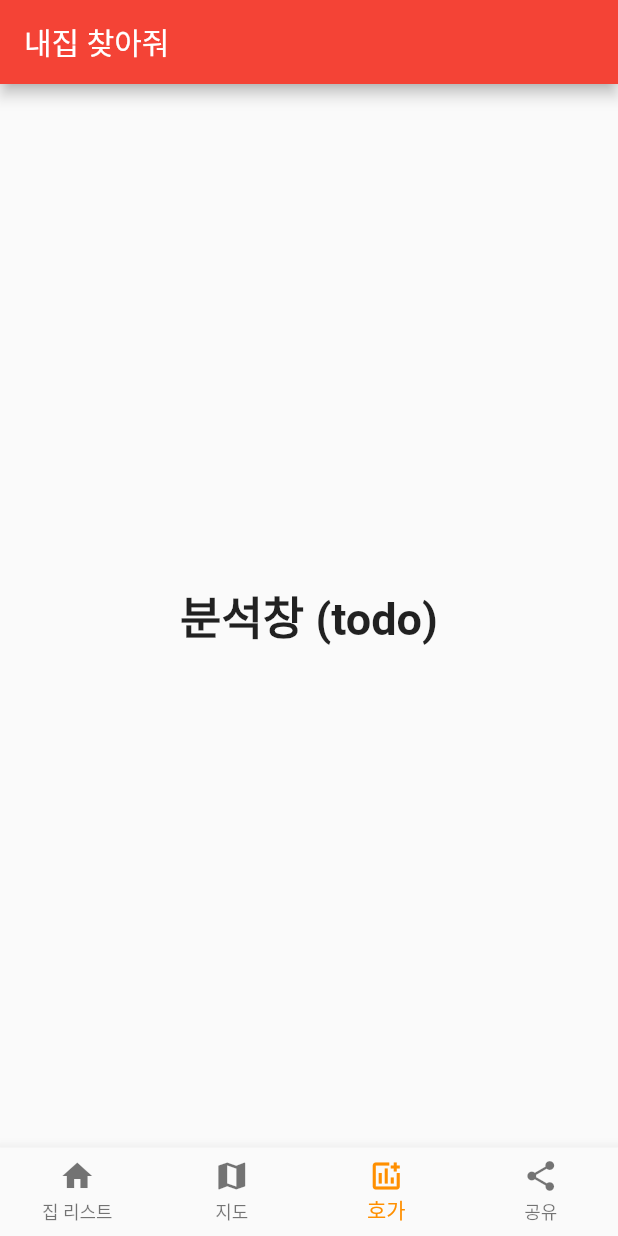
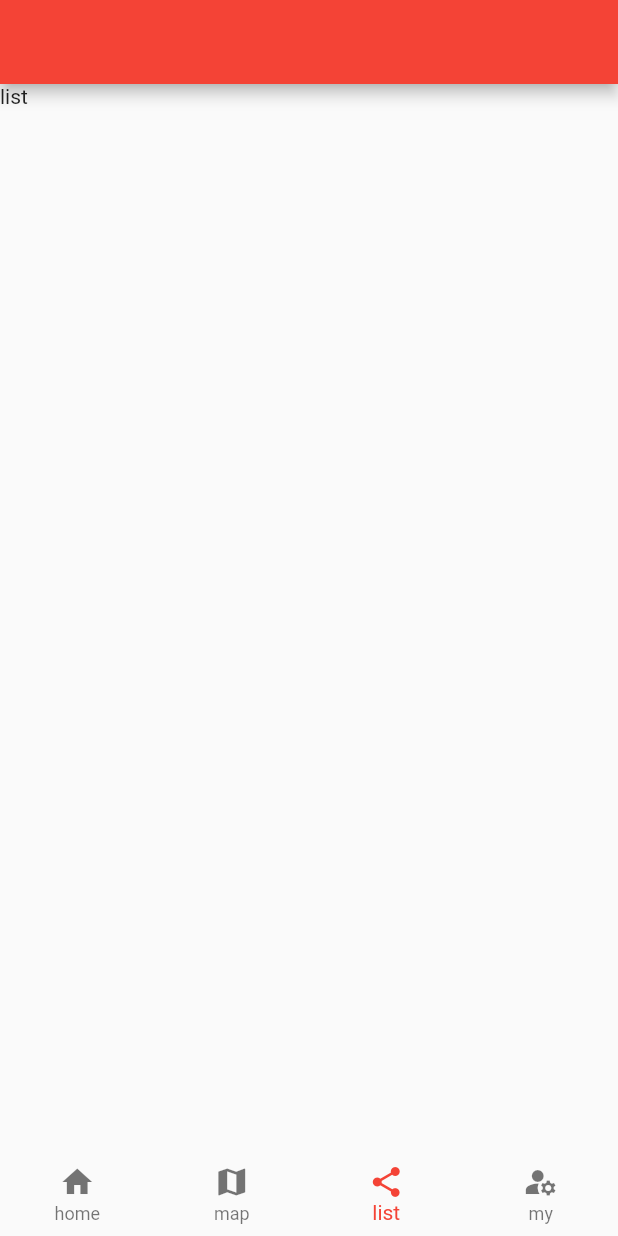
Before and after one commit to Flying-Camel/realestate, a Flutter app: the screen it shows after launch, item 3 of the bottom bar chosen, on a phone screen of 412 x 824 dp. Run offline on Flutter 3.47's test engine with Material 2 defaults, Android fonts, the phone set to English and light mode, and no system bars; our stand-ins replace fluttertoast, get; missing offline and left inert: naver_map_plugin.

Commit message:
refact: refactoring arch

```diff
--- /dev/null
+++ b/lib/binding/init.dart
@@ -0,0 +1,11 @@
+
+import 'package:get/get.dart';
+import 'package:realestate/controller/bottom_nav.dart';
+
+class InitBinding extends Bindings {
+
+  @override
+  void dependencies() {
+    Get.put(BottomNavController(), permanent: true);
+  }
+}
--- /dev/null
+++ b/lib/controller/bottom_nav.dart
@@ -0,0 +1,72 @@
+// package
+import 'dart:io';
+import 'package:fluttertoast/fluttertoast.dart';
+import 'package:flutter/material.dart';
+import 'package:get/get.dart';
+
+// routes
+import '../routes/map.dart';
+import '../components/message.dart';
+
+enum PageName {
+  HOME,
+  MAP,
+  APTLIST,
+  MY
+}
+
+class BottomNavController extends GetxController {
+  RxInt pageIndex = 0.obs;
+  bool isHome = true;
+  DateTime? currentBackPressTime;
+
+  void _changePage(int value) {
+    pageIndex(value);
+    if (value == PageName.HOME.index) {
+      isHome = false;
+    }
+  }
+
+  void changeBottomNav(int value, {bool hasGesture = true}) {
+    var page = PageName.values[value];
+
+    // TODO: refact later
+    switch (page) {
+      case PageName.HOME:
+        isHome = true;
+        _changePage(value);
+        break;
+      case PageName.MAP:
+      case PageName.APTLIST:
+      case PageName.MY:
+        isHome = false;
+        _changePage(value);
+        break;
+    }
+  }
+
+  Future<bool> willPopAction() async {
+    if (isHome) {
+      return exitApp();
+    } else {
+      _changePage(PageName.HOME.index);
+      return false;
+    }
+  }
+
+  bool exitApp() {
+    DateTime now = DateTime.now();
+    if (currentBackPressTime == null ||
+        now.difference(currentBackPressTime!) > const Duration(seconds: 2)) {
+      currentBackPressTime = now;
+      Fluttertoast.showToast(
+          msg: "'뒤로' 버튼을 한번 더 누르시면 종료됩니다.",
+          gravity: ToastGravity.BOTTOM,
+          backgroundColor: const Color(0xff6E6E6E),
+          fontSize: 20,
+          toastLength: Toast.LENGTH_SHORT);
+      return false;
+    }
+    return true;
+  }
+}
--- a/lib/main.dart
+++ b/lib/main.dart
@@ -3,6 +3,7 @@ import 'package:flutter/material.dart';
 import 'package:get/get.dart';
 
 // routes
+import 'binding/init.dart';
 import 'routes/home.dart';
 
 void main() {
@@ -16,10 +17,11 @@ class MyApp extends StatelessWidget {
   Widget build(BuildContext context) {
     return GetMaterialApp(
       title: 'Find My House',
-      home: Home(title: 'my page'),
+      home: Home(),
       theme: ThemeData(
         primarySwatch: Colors.red,
       ),
+      initialBinding: InitBinding(),
     );
   }
 }
--- a/lib/routes/home.dart
+++ b/lib/routes/home.dart
@@ -2,75 +2,45 @@
 import 'package:flutter/material.dart';
 import 'package:get/get.dart';
 import 'package:naver_map_plugin/naver_map_plugin.dart';
+import 'package:realestate/controller/bottom_nav.dart';
 import 'package:realestate/routes/map.dart';
 
 // routes
 import 'apartment_list.dart';
 
-class Home extends StatefulWidget {
-  const Home({Key? key, required this.title}) : super(key: key);
-
-  final String title;
-
-  @override
-  State<Home> createState() => _HomeState();
-}
-
-class _HomeState extends State<Home> {
-  int _selectedIndex = 0;
-  static const TextStyle optionStyle =
-      TextStyle(fontSize: 30, fontWeight: FontWeight.bold);
-  static const List<Widget> _widgetOptions = <Widget>[
-    ApartmentList(),
-    MapView(),
-    Text(
-      '분석창 (todo)',
-      style: optionStyle,
-    ),
-    Text(
-      '공유 (todo)',
-      style: optionStyle,
-    ),
-  ];
-
-  void _onItemTapped(int index) {
-    setState(() {
-      _selectedIndex = index;
-    });
-  }
+class Home extends GetView<BottomNavController> {
+  const Home({
+    Key? key,
+  }) : super(key: key);
 
   @override
   Widget build(BuildContext context) {
-    return Scaffold(
-      appBar: AppBar(
-        title: const Text('내집 찾아줘'),
-      ),
-      body: Center(
-        child: _widgetOptions.elementAt(_selectedIndex),
-      ),
-      bottomNavigationBar: BottomNavigationBar(
-        type: BottomNavigationBarType.fixed,
-        items: const <BottomNavigationBarItem>[
-          BottomNavigationBarItem(
-            icon: Icon(Icons.home),
-            label: '집 리스트',
+    return WillPopScope(
+      onWillPop: controller.willPopAction,
+      child: Obx(
+        () => Scaffold(
+          appBar: AppBar(),
+          body: IndexedStack(
+            index: controller.pageIndex.value,
+            children: [
+              Container(child: Text('home')),
+              Container(child: Text('map')),
+              Container(child: Text('list')),
+              Container(child: Text('my')),
+            ],
           ),
-          BottomNavigationBarItem(
-            icon: Icon(Icons.map),
-            label: '지도',
-          ),
-          BottomNavigationBarItem(
-            icon: Icon(Icons.add_chart_outlined),
-            label: '호가',
-          ),
-          BottomNavigationBarItem(
-            icon: Icon(Icons.share),
-            label: '공유',
-          ),
-        ],
-        currentIndex: _selectedIndex,
-        selectedItemColor: Colors.amber[800],
-        onTap: _onItemTapped,
+          bottomNavigationBar: BottomNavigationBar(
+              type: BottomNavigationBarType.fixed,
+              currentIndex: controller.pageIndex.value,
+              onTap: controller.changeBottomNav,
+              elevation: 0,
+              items: const [
+                BottomNavigationBarItem(icon: Icon(Icons.home), label: 'home'),
+                BottomNavigationBarItem(icon: Icon(Icons.map), label: 'map'),
+                BottomNavigationBarItem(icon: Icon(Icons.share), label: 'list'),
+                BottomNavigationBarItem(icon: Icon(Icons.manage_accounts), label: 'my'),
+              ]),
+        ),
       ),
     );
   }
--- a/lib/routes/map.dart
+++ b/lib/routes/map.dart
@@ -1,8 +1,8 @@
 import 'package:flutter/material.dart';
 import 'package:naver_map_plugin/naver_map_plugin.dart';
 
-class MapView extends StatelessWidget {
-  const MapView({Key? key}) : super(key: key);
+class MapPage extends StatelessWidget {
+  const MapPage({Key? key}) : super(key: key);
 
   @override
   Widget build(context) {
--- a/pubspec.yaml
+++ b/pubspec.yaml
@@ -38,6 +38,7 @@ dependencies:
   # Use with the CupertinoIcons class for iOS style icons.
   cupertino_icons: ^1.0.2
   get: ^4.6.5
+  fluttertoast: ^8.0.9
 
 dev_dependencies:
   flutter_test:
```
Also changed, not shown: lib/components/message.dart (added, +55 -0 lines), pubspec.lock.
